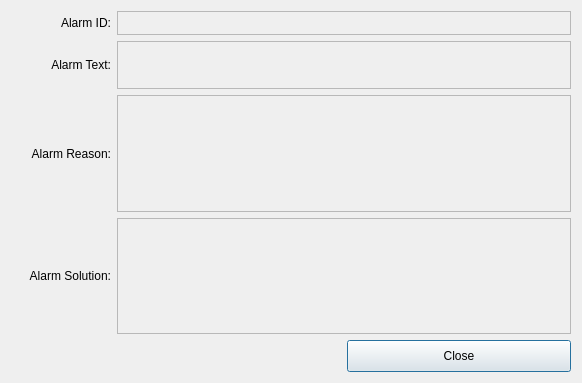
Old version of the form custom_widgets/cycletimeandfinished/icalarmdetailsdialog.ui in the repository dongdong-2009/3-5AxisRobot.
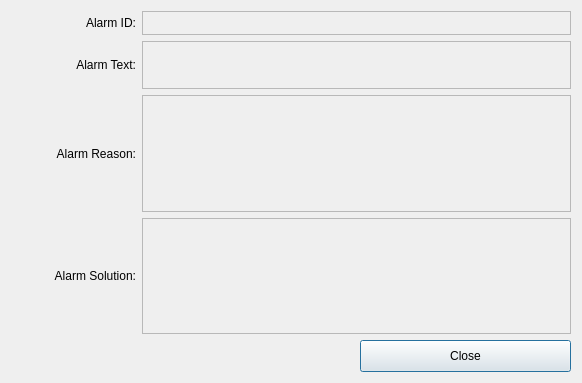
New version of the form.

```diff
--- a/custom_widgets/cycletimeandfinished/icalarmdetailsdialog.ui
+++ b/custom_widgets/cycletimeandfinished/icalarmdetailsdialog.ui
@@ -18,7 +18,7 @@
     <widget class="QLabel" name="label">
      <property name="maximumSize">
       <size>
-       <width>100</width>
+       <width>125</width>
        <height>16777215</height>
       </size>
      </property>
@@ -34,7 +34,7 @@
     <widget class="QLabel" name="label_2">
      <property name="maximumSize">
       <size>
-       <width>100</width>
+       <width>125</width>
        <height>16777215</height>
       </size>
      </property>
@@ -75,7 +75,7 @@
     <widget class="QLabel" name="label_3">
      <property name="maximumSize">
       <size>
-       <width>100</width>
+       <width>125</width>
        <height>16777215</height>
       </size>
      </property>
@@ -110,7 +110,7 @@
     <widget class="QLabel" name="label_4">
      <property name="maximumSize">
       <size>
-       <width>100</width>
+       <width>125</width>
        <height>16777215</height>
       </size>
      </property>
```
